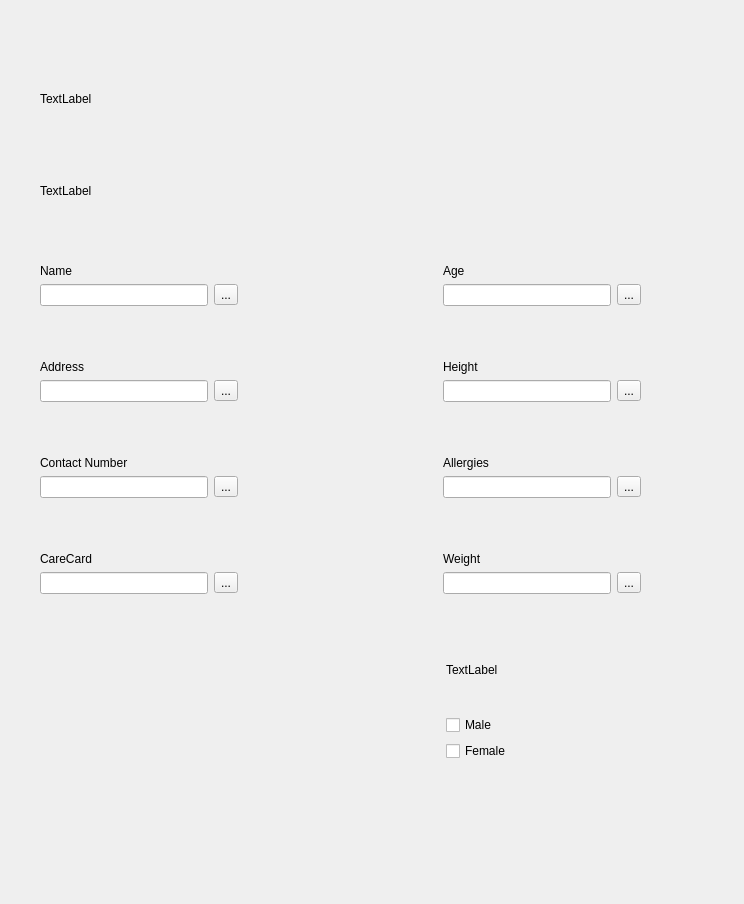
The window that ui files/page1.ui (applekey/wizard) describes before a commit, drawn with Qt 5.
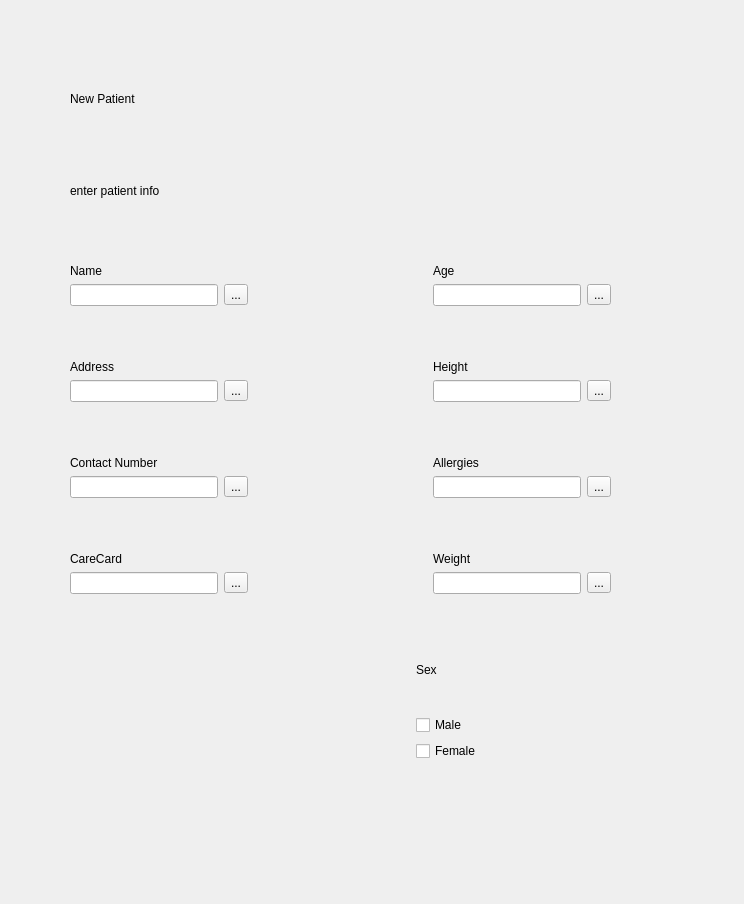
The same window after the commit.

Commit message: added front page

The edit to the form file:
```diff
--- a/ui files/page1.ui
+++ b/ui files/page1.ui
@@ -13,7 +13,7 @@
   <property name="windowTitle">
    <string>WizardPage</string>
   </property>
-  <widget class="QWidget" name="">
+  <widget class="QWidget" name="layoutWidget">
    <property name="geometry">
     <rect>
      <x>40</x>
@@ -23,12 +23,18 @@
     </rect>
    </property>
    <layout class="QVBoxLayout" name="verticalLayout_4">
+    <property name="leftMargin">
+     <number>30</number>
+    </property>
+    <property name="rightMargin">
+     <number>30</number>
+    </property>
     <item>
      <layout class="QVBoxLayout" name="verticalLayout_5">
       <item>
        <widget class="QLabel" name="label_2">
         <property name="text">
-         <string>TextLabel</string>
+         <string>New Patient</string>
         </property>
        </widget>
       </item>
@@ -51,7 +57,7 @@
       <item>
        <widget class="QLabel" name="label_3">
         <property name="text">
-         <string>TextLabel</string>
+         <string>enter patient info</string>
         </property>
        </widget>
       </item>
@@ -398,7 +404,7 @@
         <item>
          <widget class="QLabel" name="label">
           <property name="text">
-           <string>TextLabel</string>
+           <string>Sex</string>
           </property>
          </widget>
         </item>
```
Left out of the diff: 20 changed lines with no effect on the pictures. The commit also changes 10 other files.
